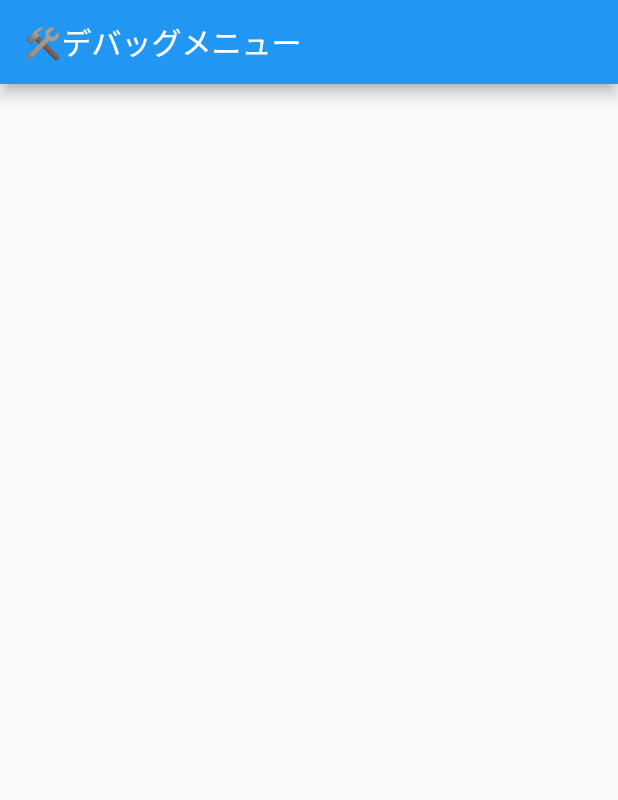
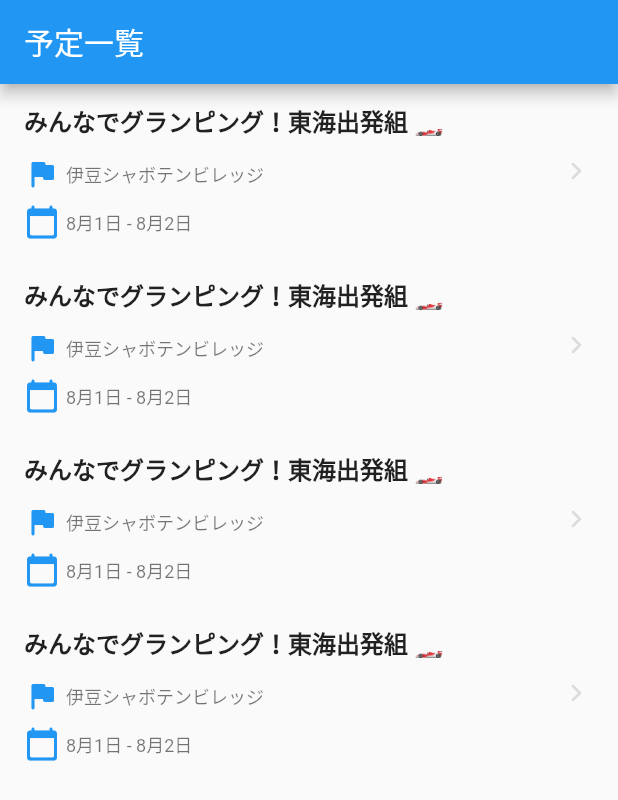
Before and after one commit to hayabusabusa/yrzy-shiori, a Flutter app: the screen it shows after launch, on a phone screen of 412 x 824 dp. Shown: the top 800 px of the screen. Run offline on Flutter 3.47's test engine with Material 2 defaults, Android fonts, the phone set to English and light mode, and no system bars; our stand-ins replace cloud_firestore, firebase_storage; accounts and stored records are empty.

Commit message:
ui: add plans screen

```diff
--- /dev/null
+++ b/lib/application/screens/plans_screen.dart
@@ -0,0 +1,27 @@
+import 'package:flutter/material.dart';
+
+import 'package:shiori/application/widgets/widgets.dart';
+
+class PlansScreen extends StatelessWidget {
+  const PlansScreen({ Key? key }) : super(key: key);
+
+  @override
+  Widget build(BuildContext context) {
+    return Scaffold(
+      appBar: AppBar(
+        title: Text('予定一覧'),
+      ),
+      body: ListView.builder(
+        itemCount: 4,
+        itemBuilder: (_, index) {
+          return PlansCell(
+            title: 'みんなでグランピング！東海出発組 🏎',
+            destination: '伊豆シャボテンビレッジ',
+            departureDate: '8月1日',
+            homeDate: '8月2日'
+          );
+        },
+      ),
+    );
+  }
+}
--- a/lib/application/screens/screens.dart
+++ b/lib/application/screens/screens.dart
@@ -1 +1,2 @@
 export 'debug_screen.dart';
+export 'plans_screen.dart';
--- /dev/null
+++ b/lib/application/widgets/plans_cell.dart
@@ -0,0 +1,83 @@
+import 'package:flutter/material.dart';
+
+class PlansCell extends StatelessWidget {
+  final String title;
+  final String destination;
+  final String departureDate;
+  final String homeDate;
+
+  const PlansCell({
+    Key? key,
+    required this.title,
+    required this.destination,
+    required this.departureDate,
+    required this.homeDate,
+  }) : super(key: key);
+
+  @override
+  Widget build(BuildContext context) {
+    return InkWell(
+      onTap: () {},
+      child: Container(
+        padding: const EdgeInsets.symmetric(vertical: 12, horizontal: 16),
+        child: Row(
+          children: [
+            // UI: Contents
+            Expanded(
+              child: Column(
+                crossAxisAlignment: CrossAxisAlignment.stretch,
+                children: [
+                  // UI: Title
+                  Text(
+                    title,
+                    maxLines: 2,
+                    style: TextStyle(
+                      fontSize: 16,
+                      fontWeight: FontWeight.bold,
+                    ),
+                  ),
+                  const SizedBox(height: 12,),
+                  // UI: Destination
+                  Row(
+                    children: [
+                      Icon(
+                        Icons.flag_rounded,
+                        color: Theme.of(context).primaryColor,
+                      ),
+                      const SizedBox(width: 4,),
+                      Text(
+                        destination,
+                        style: Theme.of(context).textTheme.caption,
+                      ),
+                    ],
+                  ),
+                  const SizedBox(height: 8,),
+                  // UI: Date
+                  Row(
+                    children: [
+                      Icon(
+                        Icons.calendar_today_rounded,
+                        color: Theme.of(context).primaryColor,
+                      ),
+                      const SizedBox(width: 4,),
+                      Text(
+                        '$departureDate - $homeDate',
+                        style: Theme.of(context).textTheme.caption,
+                      ),
+                    ],
+                  ),
+                ],
+              )
+            ),
+            const SizedBox(width: 8,),
+            // UI: Icon
+            Icon(
+              Icons.chevron_right_rounded,
+              color: Theme.of(context).dividerColor,
+            )
+          ],
+        ),
+      ),
+    );
+  }
+}
--- /dev/null
+++ b/lib/application/widgets/widgets.dart
@@ -0,0 +1 @@
+export 'plans_cell.dart';
--- a/lib/main.dart
+++ b/lib/main.dart
@@ -10,7 +10,7 @@ class App extends StatelessWidget {
   @override
   Widget build(BuildContext context) {
     return MaterialApp(
-      home: DebugScreen(),
+      home: PlansScreen(),
     );
   }
 }
```
